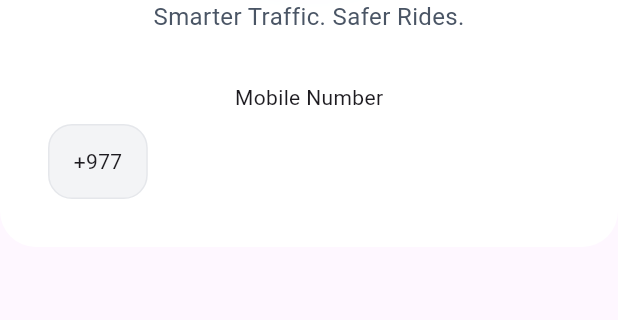
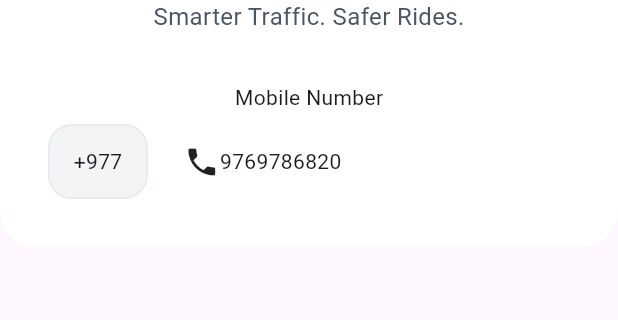
Before and after one commit to pujandhakal/YatriTECH, a Flutter app: the LoginScreen screen opened directly, on a phone screen of 412 x 824 dp, the part 611-931 px from its top. Run offline on Flutter 3.47's test engine with Material 3 defaults, Android fonts, the light colour scheme and no system bars; our stand-ins replace geolocator, google_fonts, google_maps_flutter, percent_indicator, shared_preferences, socket_io_client; missing offline and left inert: fbroadcast; accounts and stored records are empty; network calls fail.

```diff
--- a/yatritech/lib/screens/user/login_screen.dart
+++ b/yatritech/lib/screens/user/login_screen.dart
@@ -48,6 +48,17 @@ class _LoginScreenState extends State<LoginScreen> {
                         ),
                         child: Text("+977"),
                       ),
+
+                      SizedBox(width: 12),
+                      Container(
+                        padding: EdgeInsets.symmetric(
+                          vertical: 8,
+                          horizontal: 12,
+                        ),
+                        child: Row(
+                          children: [Icon(Icons.phone), Text("9769786820")],
+                        ),
+                      ),
                     ],
                   ),
                 ],
```
